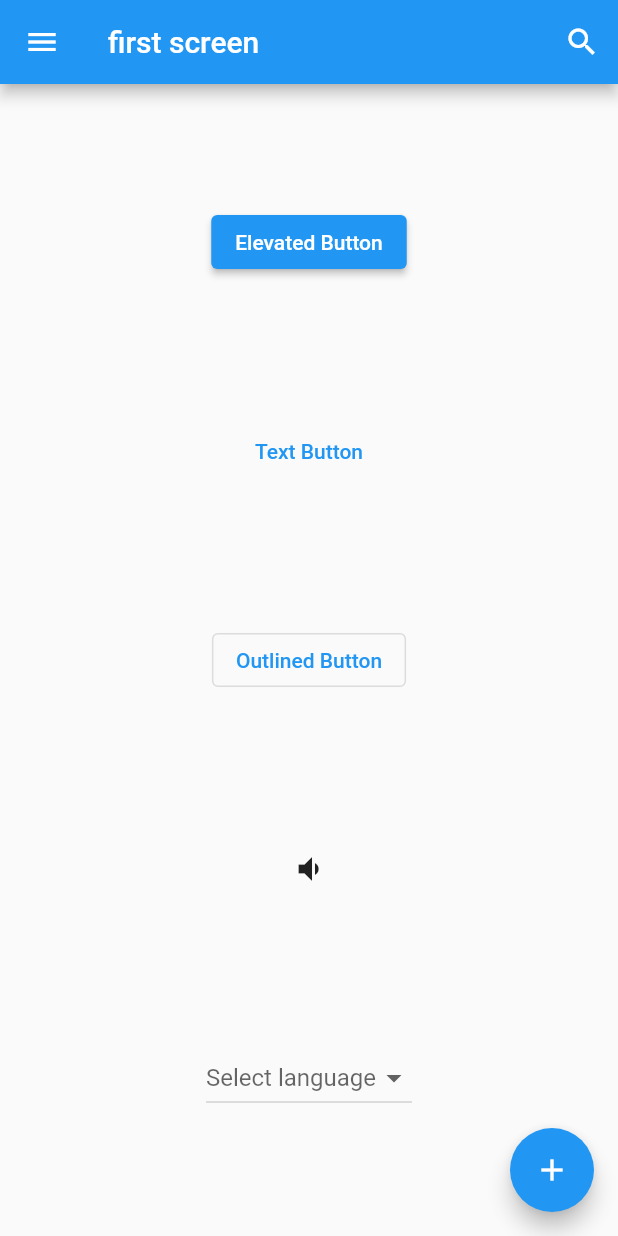
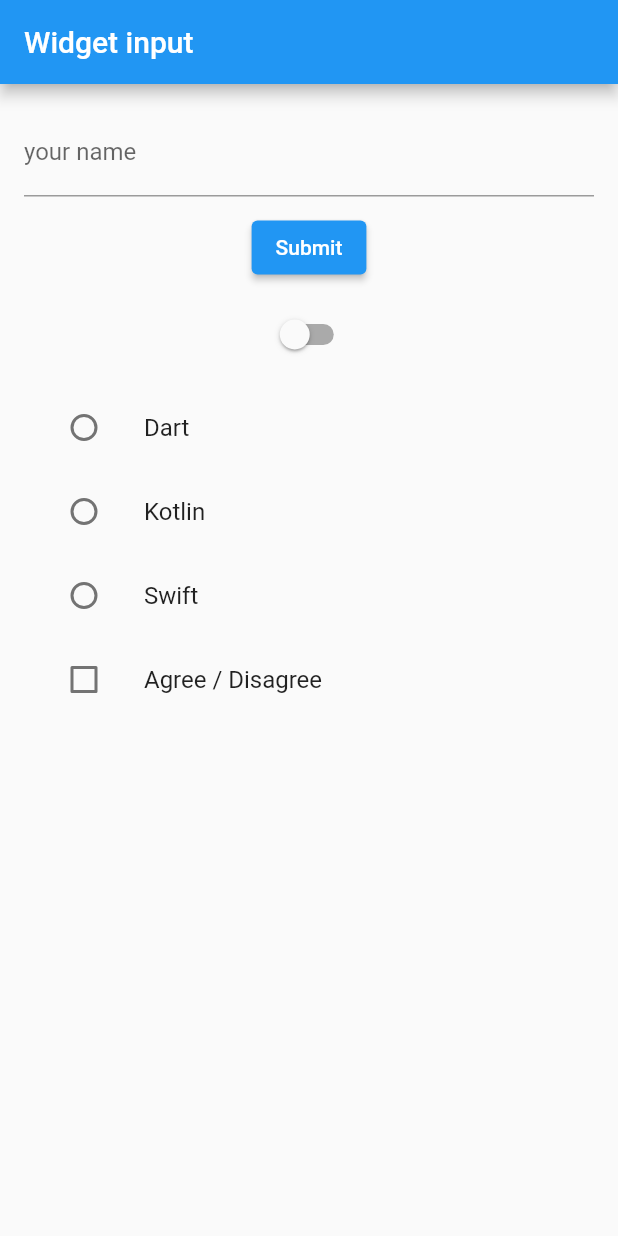
Before and after one commit to haritsdev/teguh_dicoding_flutter_basic, a Flutter app: the screen it shows after launch, on a phone screen of 412 x 824 dp. Run offline on Flutter 3.47's test engine with Material 2 defaults, Android fonts, the phone set to English and light mode, and no system bars.

Commit message:
Part 6 input widget flutter

```diff
--- a/teguh_dicoding_basic/catatan.txt
+++ b/teguh_dicoding_basic/catatan.txt
@@ -81,3 +81,14 @@ Widget Center merupakan sebuah widget yang digunakan untuk membuat suatu widget
  5. Dropdown button merupakan tombol yang pada saat di klik
     akan muncul pop-up daftar beberapa item yang kita pilih salah satu
  ============================
+
+
+ =======================================
+ INPUT WIDGET
+ 1. Text Field merupakan sebuah widget yang digunakan untuk merima INPUT
+    berupa text yang berasal dari keyboard.
+ 2. Switch merupakan sebuah widget yang mengembalikan nilai true atau false
+ 3. Radio merupakan widget yang digunakan untuk memilih salah satu dari beberapa pilihan
+ kelompok
+ 4. Checkbox merupakan inputan benar atau salah,check box akan
+   berisi centang jika nilai nya benar dan kosong bila nilainya salah
--- /dev/null
+++ b/teguh_dicoding_basic/lib/input_widget.dart
@@ -0,0 +1,125 @@
+import 'package:flutter/material.dart';
+
+class InputWidget extends StatefulWidget {
+  @override
+  State<InputWidget> createState() => _InputWidgetState();
+}
+
+class _InputWidgetState extends State<InputWidget> {
+  final TextEditingController _controller = TextEditingController();
+  bool lightOn = false;
+  String language;
+  bool agree = false;
+  @override
+  Widget build(BuildContext context) {
+    return Scaffold(
+      appBar: AppBar(title: const Text('Widget input')),
+      body: SingleChildScrollView(
+        child: Padding(
+            padding: const EdgeInsets.all(16.0),
+            child: Column(children: [
+              TextField(
+                controller: _controller,
+                decoration: const InputDecoration(
+                    hintText: 'Write your name here', labelText: 'your name'),
+              ),
+              const SizedBox(
+                height: 10,
+              ),
+              ElevatedButton(
+                onPressed: () {
+                  showDialog(
+                      context: context,
+                      builder: (context) {
+                        return AlertDialog(
+                            content: Text('Hello ${_controller.text}'));
+                      });
+                },
+                child: Text('Submit'),
+              ),
+              const SizedBox(
+                height: 10,
+              ),
+              Switch(
+                  value: lightOn,
+                  onChanged: (bool value) {
+                    setState(() {
+                      lightOn = value;
+                    });
+
+                    ScaffoldMessenger.of(context).showSnackBar(SnackBar(
+                        content: Text(lightOn ? 'Light on' : 'Light off'),
+                        duration: Duration(seconds: 1)));
+                  }),
+              const SizedBox(
+                height: 10,
+              ),
+              Column(
+                mainAxisSize: MainAxisSize.min,
+                children: [
+                  ListTile(
+                      leading: Radio<String>(
+                          value: 'Dart',
+                          groupValue: language,
+                          onChanged: (String value) {
+                            setState(() {
+                              language = value;
+                              showSnackbar();
+                            });
+                          }),
+                      title: const Text('Dart')),
+                  ListTile(
+                    leading: Radio(
+                        value: 'Kotlin',
+                        groupValue: language,
+                        onChanged: (String value) {
+                          setState(() {
+                            language = value;
+                            showSnackbar();
+                          });
+                        }),
+                    title: Text('Kotlin'),
+                  ),
+                  ListTile(
+                    leading: Radio(
+                        value: 'Swift',
+                        groupValue: language,
+                        onChanged: (String value) {
+                          setState(() {
+                            language = value;
+                            showSnackbar();
+                          });
+                        }),
+                    title: const Text('Swift'),
+                  ),
+                  ListTile(
+                    leading: Checkbox(
+                      value: agree,
+                      onChanged: (bool value) {
+                        setState(() {
+                          agree = value;
+                        });
+                      },
+                    ),
+                    title: Text('Agree / Disagree'),
+                  ),
+                ],
+              )
+            ])),
+      ),
+    );
+  }
+
+  void showSnackbar() {
+    ScaffoldMessenger.of(context).showSnackBar(SnackBar(
+      content: Text('$language selected'),
+      duration: const Duration(seconds: 4),
+    ));
+  }
+
+  @override
+  void dispose() {
+    _controller.dispose();
+    super.dispose();
+  }
+}
--- a/teguh_dicoding_basic/lib/main.dart
+++ b/teguh_dicoding_basic/lib/main.dart
@@ -1,4 +1,6 @@
 import 'package:flutter/material.dart';
+import 'package:teguh_dicoding_basic/button_widget.dart';
+import 'package:teguh_dicoding_basic/input_widget.dart';
 
 void main() => runApp(MyApp());
 
@@ -8,96 +10,6 @@ class MyApp extends StatelessWidget {
     return MaterialApp(
         title: 'Flutter Demo',
         theme: ThemeData(primarySwatch: Colors.blue),
-        home: FirstScreen());
+        home: InputWidget());
   }
 }
-
-class FirstScreen extends StatefulWidget {
-  @override
-  State<FirstScreen> createState() => _FirstScreenState();
-}
-
-class _FirstScreenState extends State<FirstScreen> {
-  String language;
-  @override
-  Widget build(BuildContext context) {
-    return Scaffold(
-      appBar: AppBar(
-          leading: IconButton(
-            icon: const Icon(Icons.menu, color: Colors.white),
-            onPressed: () {},
-          ),
-          title: const Text('first screen'),
-          actions: <Widget>[
-            IconButton(
-                icon: const Icon(Icons.search, color: Colors.white),
-                onPressed: () {})
-          ]),
-      body: Center(
-        child: Column(
-          mainAxisAlignment: MainAxisAlignment.spaceEvenly,
-          children: [
-            Container(
-              margin: EdgeInsets.all(10),
-              child: ElevatedButton(
-                onPressed: () {},
-                child: Text("Elevated Button"),
-              ),
-            ),
-            Container(
-              margin: EdgeInsets.all(10),
-              child: TextButton(
-                onPressed: () {},
-                child: Text("Text Button"),
-              ),
-            ),
-            Container(
-              margin: EdgeInsets.all(10),
-              child: OutlinedButton(
-                onPressed: () {},
-                child: Text("Outlined Button"),
-              ),
-            ),
-            Container(
-              margin: EdgeInsets.all(10),
-              child: IconButton(
-                icon: Icon(Icons.volume_down),
-                onPressed: () {},
-                tooltip: 'Decrease volume',
-              ),
-            ),
-            Container(
-                margin: EdgeInsets.all(10),
-                child: DropdownButton<String>(
-                  items: const <DropdownMenuItem<String>>[
-                    DropdownMenuItem<String>(
-                      value: 'Dart',
-                      child: Text('Dart'),
-                    ),
-                    DropdownMenuItem<String>(
-                      value: 'Kotlin',
-                      child: Text('Kotlin'),
-                    ),
-                    DropdownMenuItem<String>(
-                      value: 'Swift',
-                      child: Text('Swift'),
-                    )
-                  ],
-                  value: language,
-                  hint: Text('Select language'),
-                  onChanged: (String value) {
-                    setState(() {
-                      language = value;
-                    });
-                  },
-                ))
-          ],
-        ),
-      ),
-      floatingActionButton: FloatingActionButton(
-        onPressed: () {},
-        child: Icon(Icons.add),
-      ),
-    );
-  }
-}
```
Also changed, not shown: teguh_dicoding_basic/lib/button_widget.dart (added, +93 -0 lines), teguh_dicoding_basic/lib/image_widget.dart (added).
